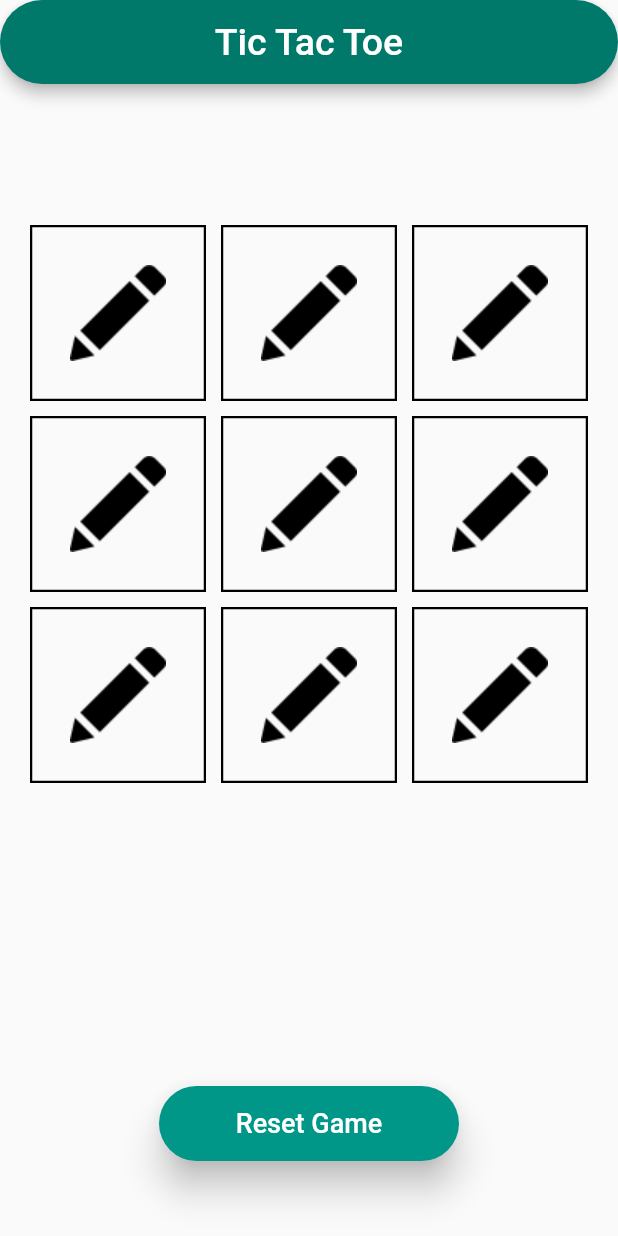
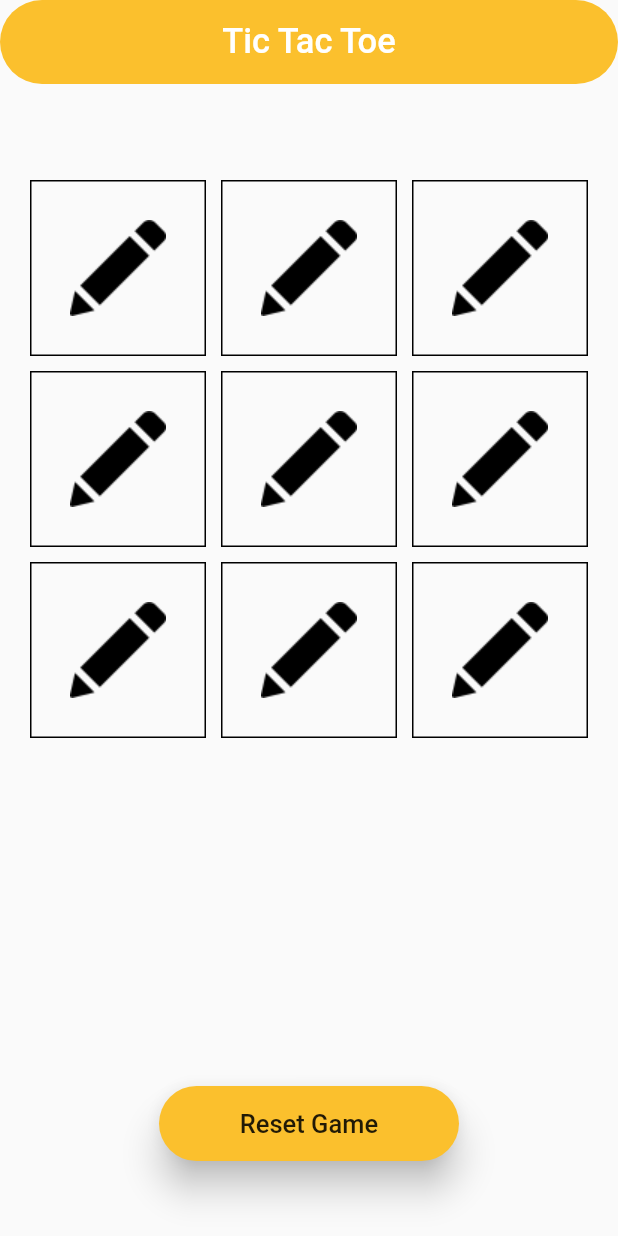
Before and after one commit to Shashwat-Joshi/Flutter, a Flutter app: the screen it shows after launch, after a tap on "Reset Game", on a phone screen of 412 x 824 dp. Run offline on Flutter 3.47's test engine with Material 2 defaults, Android fonts, the phone set to English and light mode, and no system bars.

Commit message:
Update HomePage.dart

```diff
--- a/5.TicTacToe/lib/HomePage.dart
+++ b/5.TicTacToe/lib/HomePage.dart
@@ -7,20 +7,23 @@ class HomePage extends StatefulWidget {
 }
 
 class _HomePageState extends State<HomePage> {
+  // TODO: Initialize the asset images
   AssetImage edit = AssetImage("images/edit.png");
   AssetImage cross = AssetImage("images/cross.png");
   AssetImage circle = AssetImage("images/circle.png");
 
+  // TODO: Declare required data types
   String message;
   List<String> gameState;
   bool isCross = true;
   int count = 0;
 
+  // TODO: Initial state of the game
   @override
   void initState() {
     super.initState();
     setState(() {
-      gameState = [
+      this.gameState = [
         "empty",
         "empty",
         "empty",
@@ -31,36 +34,38 @@ class _HomePageState extends State<HomePage> {
         "empty",
         "empty",
       ];
-      message = "";
+      this.message = "";
     });
   }
 
-  playGame(index) {
+  // TODO: playGame Method
+  playGame(int index) {
     if (this.gameState[index] == "empty" && this.message == "") {
       setState(() {
         if (this.isCross) {
-          gameState[index] = "Cross";
+          this.gameState[index] = "Cross";
         } else {
-          gameState[index] = "Circle";
+          this.gameState[index] = "Circle";
         }
         count++;
         if (count > 4) {
           checkWin();
         }
         this.isCross = !this.isCross;
-        // if you want to reset automatically if a player Wins
-        if (this.message.isNotEmpty) {
-          Timer(Duration(seconds: 2), () {
-            resetGame();
-          });
-        }
+        // If you want to automatically reset the game if someone wins
+        // if (this.message != "") {
+        //   Timer(Duration(seconds: 3), () {
+        //     resetGame();
+        //   });
+        // }
       });
     }
   }
 
+  // TODO: Reset Game
   resetGame() {
     setState(() {
-      gameState = [
+      this.gameState = [
         "empty",
         "empty",
         "empty",
@@ -71,10 +76,11 @@ class _HomePageState extends State<HomePage> {
         "empty",
         "empty",
       ];
-      message = "";
+      this.message = "";
     });
   }
 
+  // TODO: Get image method
   AssetImage getImage(String value) {
     switch (value) {
       case ("empty"):
@@ -89,54 +95,55 @@ class _HomePageState extends State<HomePage> {
     }
   }
 
+  // TODO: Winning Logic
   checkWin() {
     if (gameState[0] != "empty" &&
         gameState[0] == gameState[1] &&
         gameState[1] == gameState[2]) {
       setState(() {
-        this.message = "${gameState[0]} Wins";
+        this.message = "${this.gameState[0]} Wins";
       });
     } else if (gameState[3] != "empty" &&
         gameState[3] == gameState[4] &&
         gameState[4] == gameState[5]) {
       setState(() {
-        this.message = "${gameState[3]} Wins";
+        this.message = "${this.gameState[3]} Wins";
       });
     } else if (gameState[6] != "empty" &&
         gameState[6] == gameState[7] &&
         gameState[7] == gameState[8]) {
       setState(() {
-        this.message = "${gameState[6]} Wins";
+        this.message = "${this.gameState[6]} Wins";
       });
     } else if (gameState[0] != "empty" &&
         gameState[0] == gameState[3] &&
         gameState[3] == gameState[6]) {
       setState(() {
-        this.message = "${gameState[0]} Wins";
+        this.message = "${this.gameState[0]} Wins";
       });
     } else if (gameState[1] != "empty" &&
         gameState[1] == gameState[4] &&
         gameState[4] == gameState[7]) {
       setState(() {
-        this.message = "${gameState[1]} Wins";
+        this.message = "${this.gameState[1]} Wins";
       });
     } else if (gameState[2] != "empty" &&
         gameState[2] == gameState[5] &&
         gameState[5] == gameState[8]) {
       setState(() {
-        this.message = "${gameState[2]} Wins";
+        this.message = "${this.gameState[2]} Wins";
       });
     } else if (gameState[0] != "empty" &&
         gameState[0] == gameState[4] &&
         gameState[4] == gameState[8]) {
       setState(() {
-        this.message = "${gameState[0]} Wins";
+        this.message = "${this.gameState[0]} Wins";
       });
     } else if (gameState[2] != "empty" &&
         gameState[2] == gameState[4] &&
         gameState[4] == gameState[6]) {
       setState(() {
-        this.message = "${gameState[2]} Wins";
+        this.message = "${this.gameState[2]} Wins";
       });
     } else if (!gameState.contains("empty")) {
       setState(() {
@@ -163,22 +170,27 @@ class _HomePageState extends State<HomePage> {
       appBar: AppBar(
         title: Text(
           "Tic Tac Toe",
-          style: TextStyle(fontSize: 25.0),
+          style: TextStyle(
+            fontSize: 23.0,
+          ),
         ),
         centerTitle: true,
-        backgroundColor: Colors.teal[700],
+        backgroundColor: Colors.yellow[700],
         shape: RoundedRectangleBorder(
           borderRadius: BorderRadius.circular(40.0),
         ),
+        elevation: 0.0,
       ),
       extendBodyBehindAppBar: true,
       body: Column(
         mainAxisAlignment: MainAxisAlignment.start,
         crossAxisAlignment: CrossAxisAlignment.center,
         children: <Widget>[
+          Padding(padding: EdgeInsets.only(top: 100.0)),
           Expanded(
             child: GridView.builder(
-              padding: EdgeInsets.fromLTRB(20.0, 150.0, 20.0, 20.0),
+              physics: new NeverScrollableScrollPhysics(),
+              padding: EdgeInsets.all(20.0),
               gridDelegate: SliverGridDelegateWithFixedCrossAxisCount(
                 crossAxisCount: 3,
                 childAspectRatio: 1.0,
@@ -188,51 +200,51 @@ class _HomePageState extends State<HomePage> {
               itemCount: this.gameState.length,
               itemBuilder: (context, i) => Container(
                 decoration: BoxDecoration(
-                  border: Border.all(width: 1.5),
+                  border: Border.all(width: 1.0),
                 ),
+                height: 50.0,
+                width: 50.0,
                 child: MaterialButton(
                   onPressed: () {
                     this.playGame(i);
                   },
                   child: Image(
-                    image: getImage(this.gameState[i]),
+                    image: this.getImage(gameState[i]),
                   ),
                 ),
               ),
             ),
           ),
           Container(
-            padding: EdgeInsets.only(bottom: 110.0),
+            padding: EdgeInsets.only(bottom: 120.0),
             child: Text(
               "${this.message}",
               style: TextStyle(
-                fontSize: 28.0,
+                fontSize: 25.0,
                 fontWeight: FontWeight.bold,
                 color: val(),
               ),
             ),
           ),
           Container(
-            width: 200.0,
-            height: 50.0,
+            // padding: EdgeInsets.only(bottom: 50.0),
+            height: 50,
+            width: 200,
             child: MaterialButton(
+              splashColor: Colors.transparent,
+              highlightColor: Colors.yellow[600],
+              elevation: 10.0,
+              shape: RoundedRectangleBorder(
+                borderRadius: BorderRadius.circular(40.0),
+              ),
+              child: Text(
+                "Reset Game",
+                style: TextStyle(fontSize: 17.0),
+              ),
+              color: Colors.yellow[700],
               onPressed: () {
                 resetGame();
               },
-              color: Colors.teal,
-              child: Text(
-                "Reset Game",
-                style: TextStyle(
-                  color: Colors.white,
-                  fontSize: 18.0,
-                ),
-              ),
-              shape: RoundedRectangleBorder(
-                borderRadius: BorderRadius.circular(40.0),
-              ),
-              elevation: 10.0,
-              splashColor: Colors.transparent,
-              highlightColor: Colors.teal[800],
             ),
           ),
           Container(
```
